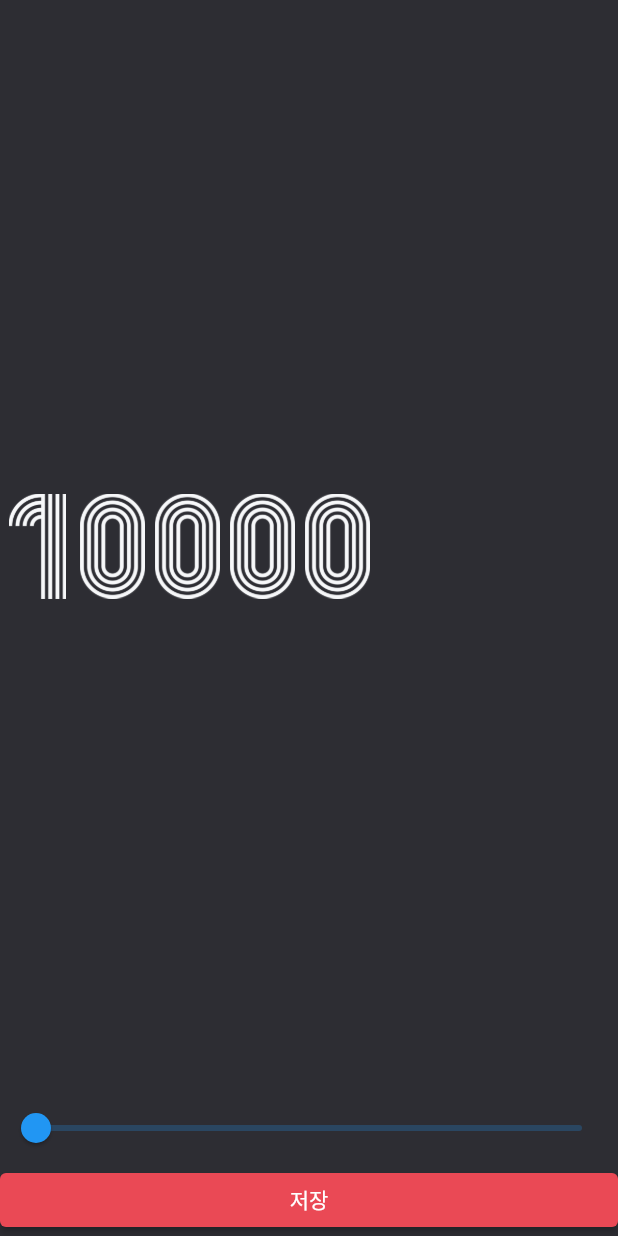
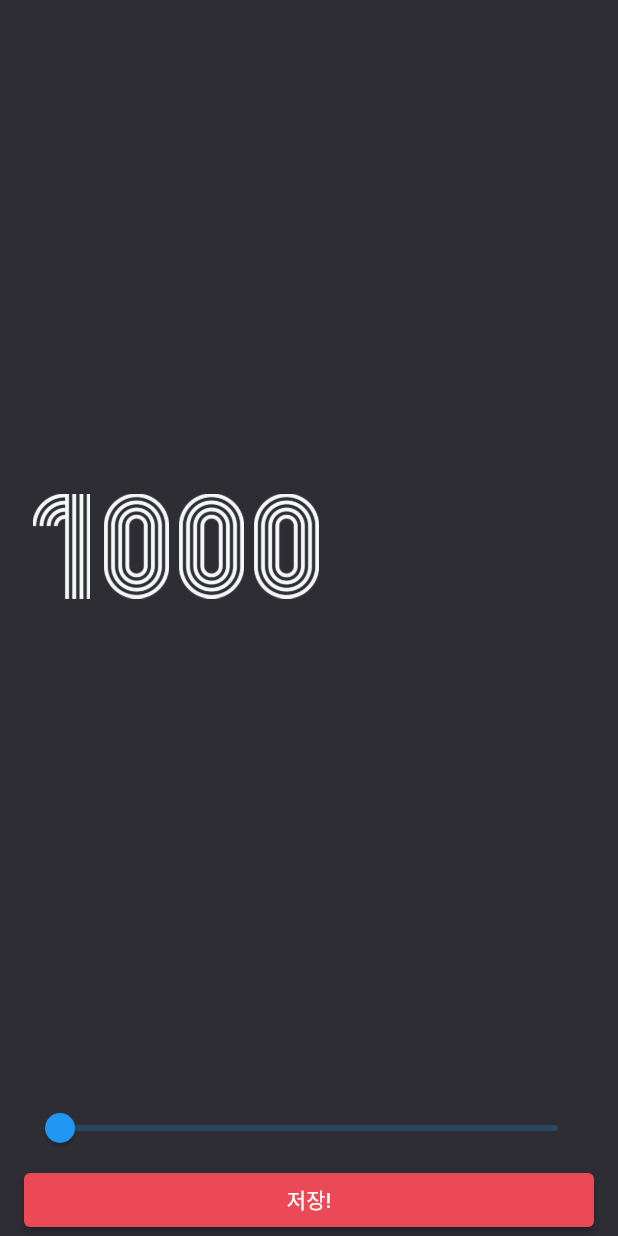
Before and after one commit to TigerKim9/FlutterStudy, a Flutter app: the screen it shows after launch, after a tap on the "settings" icon, on a phone screen of 412 x 824 dp. Run offline on Flutter 3.47's test engine with Material 2 defaults, Android fonts, the phone set to English and light mode, and no system bars; our stand-ins replace webview_flutter.

Commit message:
random numer complete 하지만 좀 더 공부 필요

```diff
--- /dev/null
+++ b/random_number_generator/lib/component/number_row.dart
@@ -0,0 +1,27 @@
+import 'package:flutter/material.dart';
+
+class NumberRow extends StatelessWidget {
+  final int number;
+
+  const NumberRow({
+    required this.number,
+    Key? key,
+  }) : super(key: key);
+
+  @override
+  Widget build(BuildContext context) {
+    return Row(
+      children: number
+          .toString()
+          .split('')
+          .map(
+            (e) => Image.asset(
+              'asset/img/$e.png',
+              width: 50.0,
+              height: 70.0,
+            ),
+          )
+          .toList(),
+    );
+  }
+}
--- a/random_number_generator/lib/constant/color.dart
+++ b/random_number_generator/lib/constant/color.dart
@@ -1,7 +1,5 @@
 import 'package:flutter/material.dart';
 
-const Color PRIMARY_COLOR = Color((0xFF2D2D33));
-
+const Color PRIMARY_COLOR = Color(0xFF2D2D33);
 const Color RED_COLOR = Color(0xFFEA4955);
-
 const Color BLUE_COLOR = Color(0xFF549FBF);
--- a/random_number_generator/lib/main.dart
+++ b/random_number_generator/lib/main.dart
@@ -2,7 +2,10 @@ import 'package:flutter/material.dart';
 import 'package:random_number_generator/screen/home_screen.dart';
 
 void main() {
-  runApp(MaterialApp(
-    home: HomeScreen(),
-  ));
+  runApp(
+    MaterialApp(
+      debugShowCheckedModeBanner: false,
+      home: HomeScreen(),
+    ),
+  );
 }
--- a/random_number_generator/lib/screen/home_screen.dart
+++ b/random_number_generator/lib/screen/home_screen.dart
@@ -1,21 +1,20 @@
 import 'dart:math';
 
 import 'package:flutter/material.dart';
+import 'package:random_number_generator/component/number_row.dart';
+import 'package:random_number_generator/constant/color.dart';
 import 'package:random_number_generator/screen/settings_screen.dart';
-
-import '../constant/color.dart';
 
 class HomeScreen extends StatefulWidget {
   const HomeScreen({Key? key}) : super(key: key);
 
   @override
-  State<HomeScreen> createState() => _HomeScreenState();
+  _HomeScreenState createState() => _HomeScreenState();
 }
 
 class _HomeScreenState extends State<HomeScreen> {
   int maxNumber = 1000;
-
-  List<int> RandomNumber =[
+  List<int> randomNumbers = [
     123,
     456,
     789,
@@ -27,81 +26,146 @@ class _HomeScreenState extends State<HomeScreen> {
       backgroundColor: PRIMARY_COLOR,
       body: SafeArea(
         child: Padding(
-            padding: const EdgeInsets.all(16.0),
+          padding: EdgeInsets.symmetric(
+            horizontal: 16.0,
+          ),
           child: Column(
             crossAxisAlignment: CrossAxisAlignment.start,
             children: [
-                Row(
+              _Header(
+                onPressed: onSettingsPop,
+              ),
+              _Body(
+                randomNumbers: randomNumbers,
+              ),
+              _Footer(
+                onPressed: onRandomNumberGenerate,
+              ),
+            ],
+          ),
+        ),
+      ),
+    );
+  }
+
+  void onSettingsPop() async {
+    // list - add
+    // [HomeScreen(), SettingsScreen()]
+    final int? result = await Navigator.of(context).push<int>(
+      MaterialPageRoute(
+        builder: (BuildContext context) {
+          return SettingsScreen(
+            maxNumber: maxNumber,
+          );
+        },
+      ),
+    );
+
+    if(result != null){
+      setState(() {
+        maxNumber = result;
+      });
+    }
+
+  }
+
+  void onRandomNumberGenerate() {
+    final rand = Random();
+
+    final Set<int> newNumbers = {};
+
+    while (newNumbers.length != 3) {
+      final number = rand.nextInt(maxNumber);
+
+      newNumbers.add(number);
+    }
+
+    setState(() {
+      randomNumbers = newNumbers.toList();
+    });
+  }
+}
+
+class _Header extends StatelessWidget {
+  final VoidCallback onPressed;
+
+  const _Header({required this.onPressed, Key? key,}) : super(key: key);
+
+  @override
+  Widget build(BuildContext context) {
+    return Row(
       mainAxisAlignment: MainAxisAlignment.spaceBetween,
       children: [
         Text(
-                      "랜덤숫자 생성기",
+          '랜덤숫자 생성기',
           style: TextStyle(
             color: Colors.white,
-                        fontSize: 30,
+            fontSize: 30.0,
             fontWeight: FontWeight.w700,
           ),
         ),
         IconButton(
-                        onPressed: () async {
-                         final result = await Navigator.of(context).push<int>(
-                            MaterialPageRoute(builder: (BuildContext context){
-                              return SettingsScreen();
-                            }
-                            )
-                          );
-                        },
+          onPressed:onPressed,
           icon: Icon(
             Icons.settings,
             color: RED_COLOR,
-                        ))
+          ),
+        ),
       ],
-                ),
-                Expanded(
+    );
+  }
+}
+
+class _Body extends StatelessWidget {
+  final List<int> randomNumbers;
+
+  const _Body({
+    required this.randomNumbers,
+    Key? key,
+  }) : super(key: key);
+
+  @override
+  Widget build(BuildContext context) {
+    return Expanded(
       child: Column(
         mainAxisAlignment: MainAxisAlignment.center,
-                        children:
-                            RandomNumber.asMap().entries
-                            .map((x) => Padding(
-                              padding: EdgeInsets.only(bottom: x.key==2?0: 16.0),// 맨 밑 숫자는 패딩 넣지 않기
-                              child: Row(
-                              children: x.value.toString().split('').map(
-                                    (y) => Image.asset(
-                                      'asset/img/$y.png',
-                                      height: 70,
-                                      width: 50,
-                                    ),
-                                  ).toList()
+        children: randomNumbers
+            .asMap()
+            .entries
+            .map(
+              (x) =>
+              Padding(
+                padding: EdgeInsets.only(bottom: x.key == 2 ? 0 : 16.0),
+                child: NumberRow(
+                  number: x.value,
                 ),
               ),
-                        ).toList()
         )
+            .toList(),
       ),
-                SizedBox(   //Container를 써도 되지만 SizedBox가 아주 조금 빠른 것과 모두 Container를 쓰면 코드를 구분할 때 어려우므로 개발자들의 약속으로 요소에는 SizedBox를 써주는 고러한 느낌.
-                    width: double.infinity,   //화면 끝까지 버튼 길이 늘이기
+    );
+  }
+}
+
+class _Footer extends StatelessWidget {
+  final VoidCallback onPressed;
+
+  const _Footer({
+    required this.onPressed,
+    Key? key,
+  }) : super(key: key);
+
+  @override
+  Widget build(BuildContext context) {
+    return SizedBox(
+      width: double.infinity,
       child: ElevatedButton(
         style: ElevatedButton.styleFrom(
-                          primary: RED_COLOR, //활성화 되었을 시 색
+          primary: RED_COLOR,
         ),
-                        onPressed: () {
-                          final rand = Random();
-
-                          final Set<int> newNumbers={};
-
-                          while(newNumbers.length !=3){         //중복된 숫자를 피하고 싶을 때 Set 자료형과 while 문을 사용해주면 간단하게 처리 가능
-                            final number = rand.nextInt(maxNumber);
-
-                            newNumbers.add(number);
-
-                            setState(() {
-                              RandomNumber = newNumbers.toList();
-                            });
-                          }
-                        },
-                        child: Text('생성하기')))
-              ],
+        onPressed: onPressed,
+        child: Text('생성하기!'),
       ),
-          ),
-        ));
+    );
   }
 }
--- a/random_number_generator/lib/screen/settings_screen.dart
+++ b/random_number_generator/lib/screen/settings_screen.dart
@@ -1,55 +1,111 @@
 import 'package:flutter/material.dart';
+import 'package:random_number_generator/component/number_row.dart';
 import 'package:random_number_generator/constant/color.dart';
 
 class SettingsScreen extends StatefulWidget {
-  const SettingsScreen({Key? key}) : super(key: key);
+  final int maxNumber;
+
+  const SettingsScreen({required this.maxNumber, Key? key}) : super(key: key);
 
   @override
-  State<SettingsScreen> createState() => _SettingsScreenState();
+  _SettingsScreenState createState() => _SettingsScreenState();
 }
 
 class _SettingsScreenState extends State<SettingsScreen> {
-  double maxNumber = 10000;
+  double maxNumber = 1000;
+
+  @override
+  void initState() {
+    super.initState();
+
+    maxNumber = widget.maxNumber.toDouble();
+  }
+
   @override
   Widget build(BuildContext context) {
     return Scaffold(
       backgroundColor: PRIMARY_COLOR,
       body: SafeArea(
-        child: Column(
-          crossAxisAlignment: CrossAxisAlignment.stretch,
-          children: [
-            Expanded(
-              child: Row(
-                children: maxNumber.toInt()
-                    .toString()
-                    .split('')
-                    .map((e) => Image.asset(
-                          'asset/img/$e.png',
-                          width: 50,
-                          height: 70,
-                        ))
-                    .toList(),
+        child: Padding(
+          padding: EdgeInsets.symmetric(
+            horizontal: 16.0,
+          ),
+          child: Column(
+            crossAxisAlignment: CrossAxisAlignment.stretch,
+            children: [
+              _Body(maxNumber: maxNumber),
+              _Footer(
+                maxNumber: maxNumber,
+                onSliderChanged: onSliderChanged,
+                onButtonPressed: onButtonPressed,
               ),
-            ),
-            Slider(
-                value: maxNumber,
-                min: 10000,
-                max: 1000000,
-                onChanged: (double val) {
-                  setState((){//값이 변하지만 슬라이드의 수치를 그리지 않기 때문에 setState로 계속 슬라이드를 그려내야한다.
-                  maxNumber = val;
-
-                  });
-                }),
-            ElevatedButton(
-                onPressed: () {
-                  Navigator.of(context).pop(maxNumber.toInt());//뒤로 가는데 pop(값과 함께) 돌아가기
-                },
-                style: ElevatedButton.styleFrom(primary: RED_COLOR),
-                child: Text("저장"))
-          ],
+            ],
+          ),
         ),
       ),
     );
   }
+
+  void onSliderChanged(double val){
+    setState(() {
+      maxNumber = val;
+    });
+  }
+
+  void onButtonPressed() {
+    Navigator.of(context).pop(maxNumber.toInt());
+  }
 }
+
+class _Body extends StatelessWidget {
+  final double maxNumber;
+
+  const _Body({
+    required this.maxNumber,
+    Key? key,
+  }) : super(key: key);
+
+  @override
+  Widget build(BuildContext context) {
+    return Expanded(
+      child: NumberRow(
+        number: maxNumber.toInt(),
+      ),
+    );
+  }
+}
+
+class _Footer extends StatelessWidget {
+  final double maxNumber;
+  final ValueChanged<double>? onSliderChanged;
+  final VoidCallback onButtonPressed;
+
+  const _Footer({
+    required this.maxNumber,
+    required this.onSliderChanged,
+    required this.onButtonPressed,
+    Key? key,
+  }) : super(key: key);
+
+  @override
+  Widget build(BuildContext context) {
+    return Column(
+      crossAxisAlignment: CrossAxisAlignment.stretch,
+      children: [
+        Slider(
+          value: maxNumber,
+          min: 1000,
+          max: 100000,
+          onChanged: onSliderChanged,
+        ),
+        ElevatedButton(
+          onPressed: onButtonPressed,
+          style: ElevatedButton.styleFrom(
+            primary: RED_COLOR,
+          ),
+          child: Text('저장!'),
+        ),
+      ],
+    );
+  }
+}
```
Lines whose indentation alone changed are shown as unchanged.
